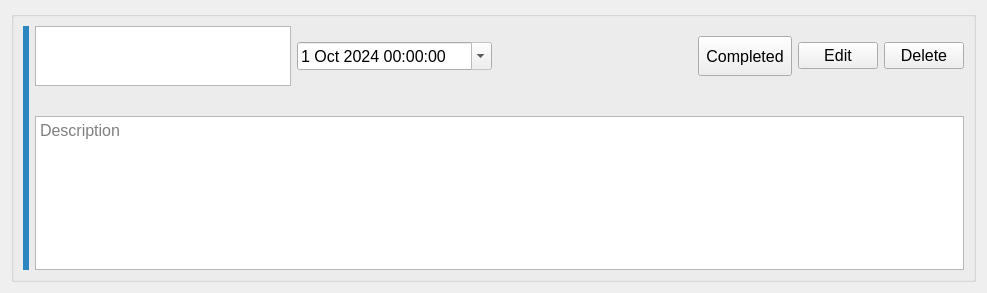
Before: the Qt Designer form App/taskWidget.ui in BadrGello/Task-Management-App, drawn with Qt 5.
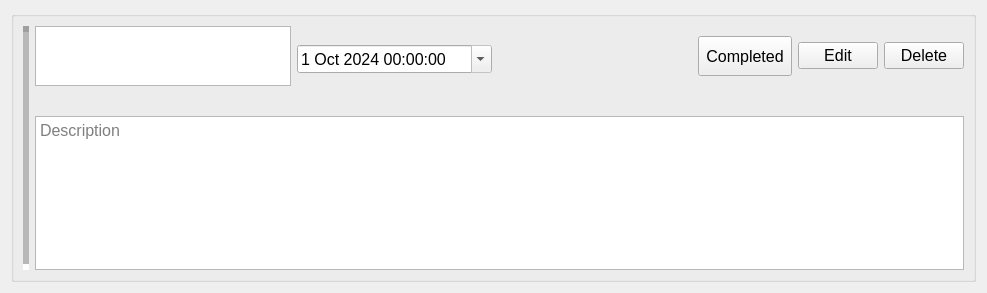
After: the same form once the commit is applied.

What changed in the file:
```diff
--- a/App/taskWidget.ui
+++ b/App/taskWidget.ui
@@ -83,32 +83,6 @@
         </item>
        </layout>
       </item>
-      <item row="0" column="2">
-       <widget class="QDateTimeEdit" name="taskDateTimeEdit">
-        <property name="maximumSize">
-         <size>
-          <width>250</width>
-          <height>16777215</height>
-         </size>
-        </property>
-        <property name="readOnly">
-         <bool>true</bool>
-        </property>
-        <property name="dateTime">
-         <datetime>
-          <hour>0</hour>
-          <minute>0</minute>
-          <second>0</second>
-          <year>2024</year>
-          <month>10</month>
-          <day>1</day>
-         </datetime>
-        </property>
-        <property name="calendarPopup">
-         <bool>true</bool>
-        </property>
-       </widget>
-      </item>
       <item row="0" column="1">
        <layout class="QHBoxLayout" name="taskQHBoxLayout">
         <item>
@@ -197,9 +171,9 @@
          </size>
         </property>
         <property name="styleSheet">
-         <string notr="true">color: #2e86c1;         /* Line color */
-width: 6px;            /* Line width */
-border: 6px solid #2e86c1;</string>
+         <string notr="true">/*color: #2e86c1;  */       /* Line color */
+/*width: 6px;         */   /* Line width */
+/*border: 6px solid #2e86c1;*/</string>
         </property>
         <property name="lineWidth">
          <number>6</number>
@@ -212,6 +186,35 @@
         </property>
        </widget>
       </item>
+      <item row="0" column="2" rowspan="2">
+       <widget class="QDateTimeEdit" name="taskDateTimeEdit">
+        <property name="maximumSize">
+         <size>
+          <width>250</width>
+          <height>16777215</height>
+         </size>
+        </property>
+        <property name="cursor">
+         <cursorShape>PointingHandCursor</cursorShape>
+        </property>
+        <property name="readOnly">
+         <bool>true</bool>
+        </property>
+        <property name="dateTime">
+         <datetime>
+          <hour>0</hour>
+          <minute>0</minute>
+          <second>0</second>
+          <year>2024</year>
+          <month>10</month>
+          <day>1</day>
+         </datetime>
+        </property>
+        <property name="calendarPopup">
+         <bool>true</bool>
+        </property>
+       </widget>
+      </item>
      </layout>
     </widget>
    </item>
```
Left out of the diff: 15 changed lines with no effect on the pictures.
